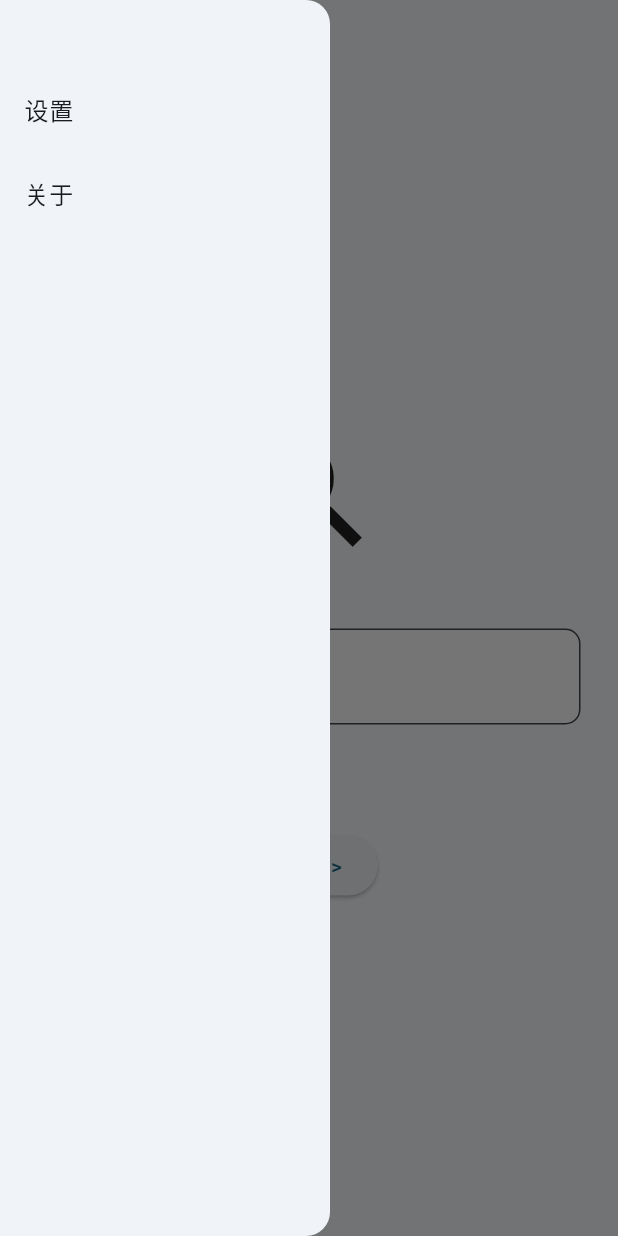
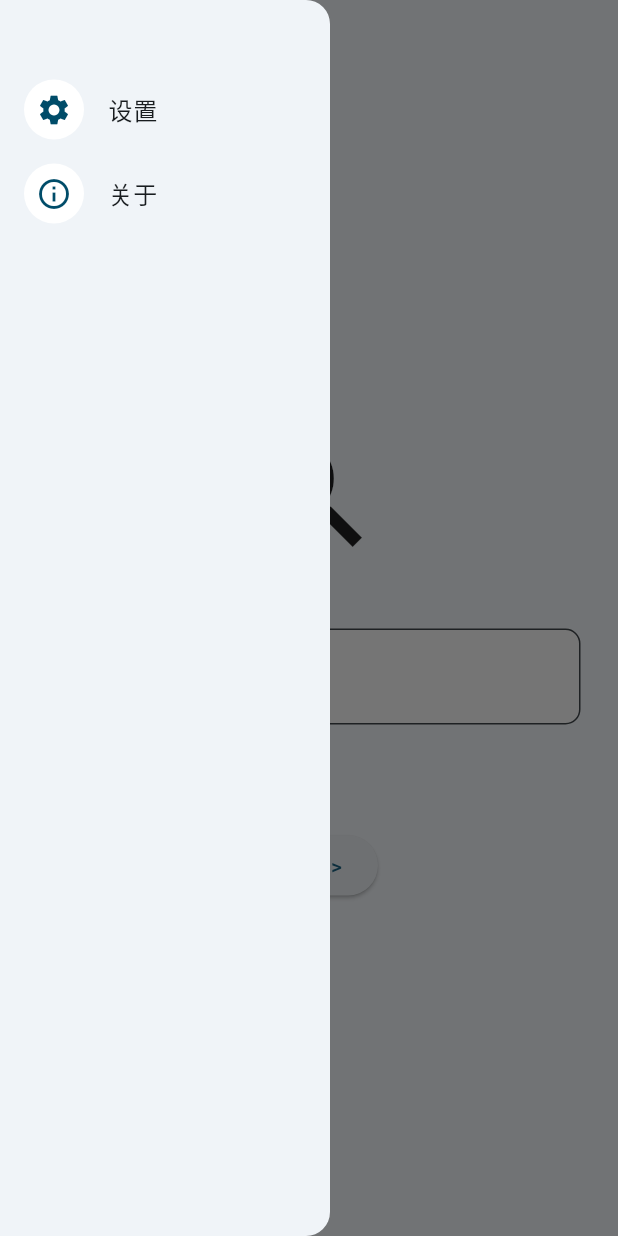
Before and after one commit to dp0qb/TrackerViewerFlutter, a Flutter app: the screen it shows after launch, with the side drawer open, on a phone screen of 412 x 824 dp. Run offline on Flutter 3.47's test engine with Material 3 defaults, Android fonts, the phone set to English and light mode, and no system bars.

Commit message:
func update

```diff
--- a/lib/pages/home.dart
+++ b/lib/pages/home.dart
@@ -94,6 +94,12 @@ class _HomePageState extends State<HomePage> {
               height: 45,
             ),
             ListTile(
+              leading: const CircleAvatar(
+                backgroundColor: Colors.white,
+                child: Icon(
+                  Icons.settings,
+                ),
+              ),
               title: const Text("设置"),
               onTap: () => {
                 Navigator.of(context).push(
@@ -106,6 +112,12 @@ class _HomePageState extends State<HomePage> {
               },
             ),
             ListTile(
+              leading: const CircleAvatar(
+                backgroundColor: Colors.white,
+                child: Icon(
+                  Icons.info_outline,
+                ),
+              ),
               title: const Text("关于"),
               onTap: () => {
                 Navigator.of(context).push(
```
Also changed, not shown: lib/pages/result.dart (+16 -9 lines).
